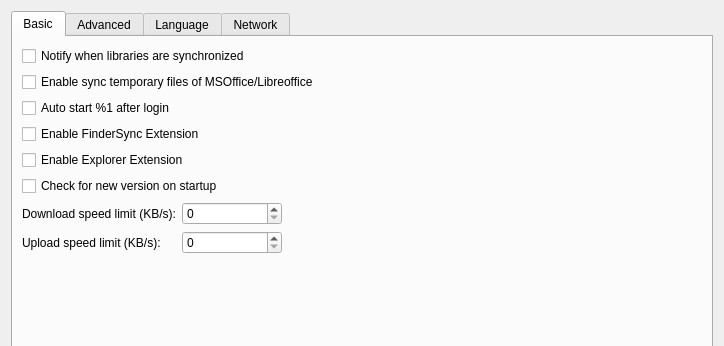
First picture: the form in ui/settings-dialog.ui, repository haiwen/seadrive-gui, before the edit; both pictures show x 0 to 724 and y 0 to 346 of the 724 by 579 pixel window.
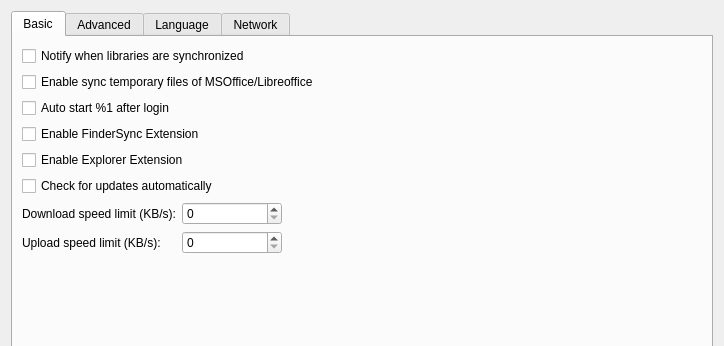
Second picture: the form after the edit. The open tabs and pages were chosen to show the change.

Commit message: Improve settings dialog for checking auto updates.

What changed in the file:
```diff
--- a/ui/settings-dialog.ui
+++ b/ui/settings-dialog.ui
@@ -62,7 +62,7 @@
        <item>
         <widget class="QCheckBox" name="mCheckLatestVersionBox">
          <property name="text">
-          <string>Check for new version on startup</string>
+          <string>Check for updates automatically</string>
          </property>
         </widget>
        </item>
```
Left out of the diff: 2 changed lines with no effect on the pictures. The commit also changes 1 other file.
